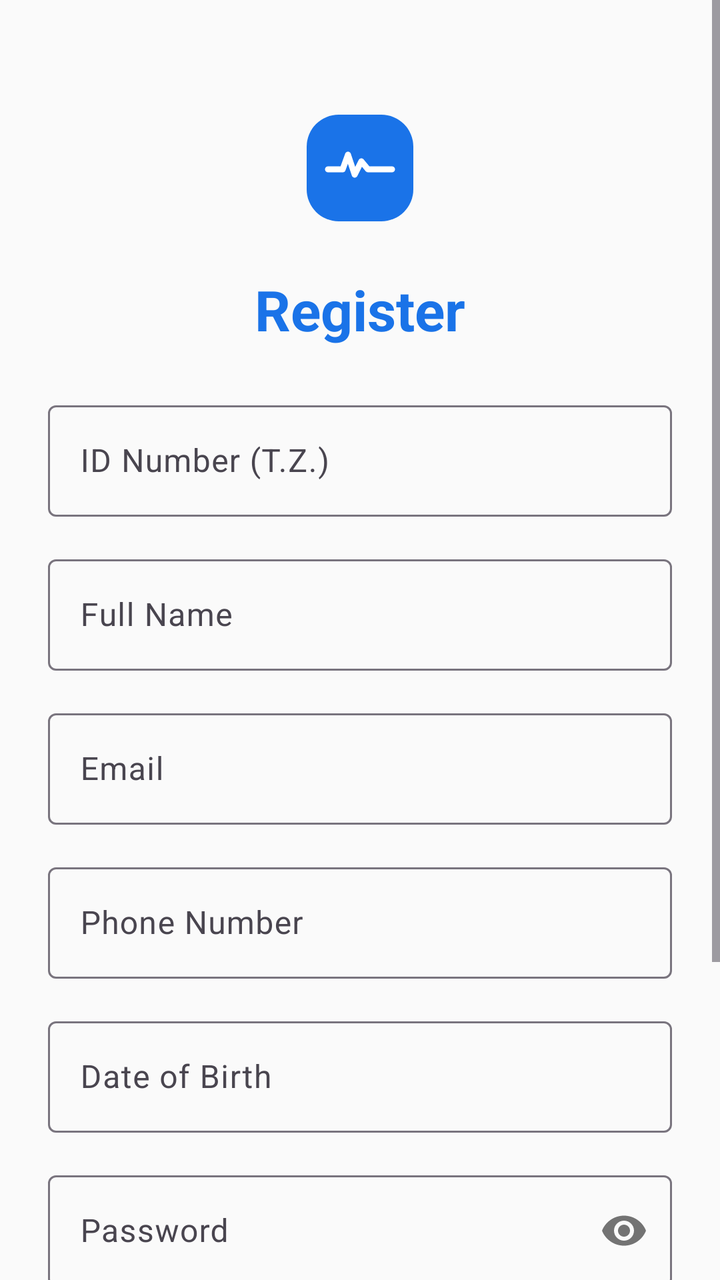
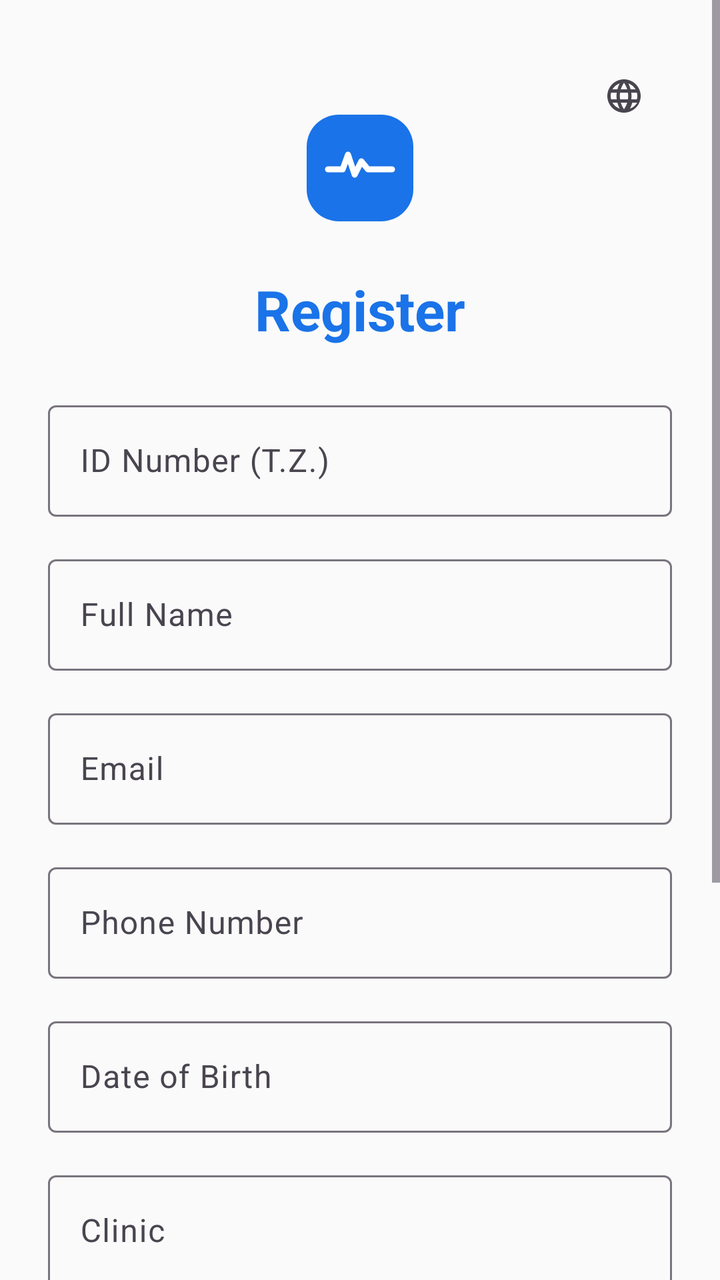

An Android layout rendered at two revisions. The XML below is the earlier revision; the diff shows what the commit changed to produce the second picture.
<!-- AndroidManifest.xml: application theme Theme.MedCare -->
<!-- res/layout/fragment_register.xml -->
<?xml version="1.0" encoding="utf-8"?>
<ScrollView xmlns:android="http://schemas.android.com/apk/res/android"
    xmlns:app="http://schemas.android.com/apk/res-auto"
    android:layout_width="match_parent"
    android:layout_height="match_parent">

    <androidx.constraintlayout.widget.ConstraintLayout
        android:layout_width="match_parent"
        android:layout_height="wrap_content"
        android:padding="@dimen/margin_large">

        <ImageView
            android:id="@+id/app_logo"
            android:layout_width="72dp"
            android:layout_height="72dp"
            android:layout_marginTop="24dp"
            android:contentDescription="@string/app_name"
            android:src="@drawable/ic_app_logo"
            app:layout_constraintEnd_toEndOf="parent"
            app:layout_constraintStart_toStartOf="parent"
            app:layout_constraintTop_toTopOf="parent" />

        <TextView
            android:id="@+id/register_title"
            android:layout_width="wrap_content"
            android:layout_height="wrap_content"
            android:layout_marginTop="16dp"
            android:text="@string/register"
            android:textAppearance="@style/TextAppearance.Material3.HeadlineMedium"
            android:textColor="?attr/colorPrimary"
            android:textStyle="bold"
            app:layout_constraintEnd_toEndOf="parent"
            app:layout_constraintStart_toStartOf="parent"
            app:layout_constraintTop_toBottomOf="@id/app_logo" />

        <com.google.android.material.textfield.TextInputLayout
            android:id="@+id/tz_layout"
            style="@style/Widget.Material3.TextInputLayout.OutlinedBox"
            android:layout_width="0dp"
            android:layout_height="wrap_content"
            android:layout_marginTop="24dp"
            android:hint="@string/id_number"
            app:layout_constraintEnd_toEndOf="parent"
            app:layout_constraintStart_toStartOf="parent"
            app:layout_constraintTop_toBottomOf="@id/register_title">

            <com.google.android.material.textfield.TextInputEditText
                android:id="@+id/tz_input"
                android:layout_width="match_parent"
                android:layout_height="wrap_content"
                android:inputType="number"
                android:digits="0123456789"
                android:maxLength="9"
                android:imeOptions="actionNext" />
        </com.google.android.material.textfield.TextInputLayout>

        <com.google.android.material.textfield.TextInputLayout
            android:id="@+id/name_layout"
            style="@style/Widget.Material3.TextInputLayout.OutlinedBox"
            android:layout_width="0dp"
            android:layout_height="wrap_content"
            android:layout_marginTop="16dp"
            android:hint="@string/full_name"
            app:layout_constraintEnd_toEndOf="parent"
            app:layout_constraintStart_toStartOf="parent"
            app:layout_constraintTop_toBottomOf="@id/tz_layout">

            <com.google.android.material.textfield.TextInputEditText
                android:id="@+id/name_input"
                android:layout_width="match_parent"
                android:layout_height="wrap_content"
                android:inputType="textPersonName"
                android:imeOptions="actionNext" />
        </com.google.android.material.textfield.TextInputLayout>

        <com.google.android.material.textfield.TextInputLayout
            android:id="@+id/email_layout"
            style="@style/Widget.Material3.TextInputLayout.OutlinedBox"
            android:layout_width="0dp"
            android:layout_height="wrap_content"
            android:layout_marginTop="16dp"
            android:hint="@string/email"
            app:layout_constraintEnd_toEndOf="parent"
            app:layout_constraintStart_toStartOf="parent"
            app:layout_constraintTop_toBottomOf="@id/name_layout">

            <com.google.android.material.textfield.TextInputEditText
                android:id="@+id/email_input"
                android:layout_width="match_parent"
                android:layout_height="wrap_content"
                android:inputType="textEmailAddress"
                android:imeOptions="actionNext" />
        </com.google.android.material.textfield.TextInputLayout>

        <com.google.android.material.textfield.TextInputLayout
            android:id="@+id/phone_layout"
            style="@style/Widget.Material3.TextInputLayout.OutlinedBox"
            android:layout_width="0dp"
            android:layout_height="wrap_content"
            android:layout_marginTop="16dp"
            android:hint="@string/phone"
            app:layout_constraintEnd_toEndOf="parent"
            app:layout_constraintStart_toStartOf="parent"
            app:layout_constraintTop_toBottomOf="@id/email_layout">

            <com.google.android.material.textfield.TextInputEditText
                android:id="@+id/phone_input"
                android:layout_width="match_parent"
                android:layout_height="wrap_content"
                android:inputType="phone"
                android:imeOptions="actionNext" />
        </com.google.android.material.textfield.TextInputLayout>

        <com.google.android.material.textfield.TextInputLayout
            android:id="@+id/dob_layout"
            style="@style/Widget.Material3.TextInputLayout.OutlinedBox"
            android:layout_width="0dp"
            android:layout_height="wrap_content"
            android:layout_marginTop="16dp"
            android:hint="@string/date_of_birth"
            app:layout_constraintEnd_toEndOf="parent"
            app:layout_constraintStart_toStartOf="parent"
            app:layout_constraintTop_toBottomOf="@id/phone_layout">

            <com.google.android.material.textfield.TextInputEditText
                android:id="@+id/dob_input"
                android:layout_width="match_parent"
                android:layout_height="wrap_content"
                android:focusable="false"
                android:inputType="date" />
        </com.google.android.material.textfield.TextInputLayout>

        <com.google.android.material.textfield.TextInputLayout
            android:id="@+id/password_layout"
            style="@style/Widget.Material3.TextInputLayout.OutlinedBox"
            android:layout_width="0dp"
            android:layout_height="wrap_content"
            android:layout_marginTop="16dp"
            android:hint="@string/password"
            app:passwordToggleEnabled="true"
            app:layout_constraintEnd_toEndOf="parent"
            app:layout_constraintStart_toStartOf="parent"
            app:layout_constraintTop_toBottomOf="@id/dob_layout">

            <com.google.android.material.textfield.TextInputEditText
                android:id="@+id/password_input"
                android:layout_width="match_parent"
                android:layout_height="wrap_content"
                android:inputType="textPassword"
                android:imeOptions="actionNext" />
        </com.google.android.material.textfield.TextInputLayout>

        <com.google.android.material.textfield.TextInputLayout
            android:id="@+id/confirm_password_layout"
            style="@style/Widget.Material3.TextInputLayout.OutlinedBox"
            android:layout_width="0dp"
            android:layout_height="wrap_content"
            android:layout_marginTop="16dp"
            android:hint="@string/confirm_password"
            app:passwordToggleEnabled="true"
            app:layout_constraintEnd_toEndOf="parent"
            app:layout_constraintStart_toStartOf="parent"
            app:layout_constraintTop_toBottomOf="@id/password_layout">

            <com.google.android.material.textfield.TextInputEditText
                android:id="@+id/confirm_password_input"
                android:layout_width="match_parent"
                android:layout_height="wrap_content"
                android:inputType="textPassword"
                android:imeOptions="actionDone" />
        </com.google.android.material.textfield.TextInputLayout>

        <com.google.android.material.button.MaterialButton
            android:id="@+id/register_button"
            android:layout_width="0dp"
            android:layout_height="wrap_content"
            android:layout_marginTop="24dp"
            android:text="@string/register"
            app:layout_constraintEnd_toEndOf="parent"
            app:layout_constraintStart_toStartOf="parent"
            app:layout_constraintTop_toBottomOf="@id/confirm_password_layout" />

        <TextView
            android:id="@+id/login_link"
            android:layout_width="wrap_content"
            android:layout_height="wrap_content"
            android:layout_marginTop="16dp"
            android:layout_marginBottom="24dp"
            android:text="@string/have_account"
            android:textColor="?attr/colorPrimary"
            app:layout_constraintEnd_toEndOf="parent"
            app:layout_constraintStart_toStartOf="parent"
            app:layout_constraintTop_toBottomOf="@id/register_button" />

    </androidx.constraintlayout.widget.ConstraintLayout>
</ScrollView>
<!-- resources referenced by this layout -->
<resources>
  <dimen name="margin_large">24dp</dimen>
  <!-- drawable ic_app_logo (drawable) -->
  <?xml version="1.0" encoding="utf-8"?>
  <vector xmlns:android="http://schemas.android.com/apk/res/android"
      android:width="108dp"
      android:height="108dp"
      android:viewportWidth="108"
      android:viewportHeight="108">
  
      
      <path
          android:fillColor="?attr/colorPrimary"
          android:pathData="M38,14 h32 a24,24 0 0 1 24,24 v32 a24,24 0 0 1 -24,24 h-32 a24,24 0 0 1 -24,-24 v-32 a24,24 0 0 1 24,-24 z" />
  
      
      <path
          android:pathData="M30,55 L41,55 L45,44 L50,59 L55,49 L60,55 L78,55"
          android:fillColor="#00000000"
          android:strokeColor="?attr/colorOnPrimary"
          android:strokeWidth="4.5"
          android:strokeLineCap="round"
          android:strokeLineJoin="round" />
  </vector>
  <string name="app_name">MedCare</string>
  <string name="confirm_password">Confirm Password</string>
  <string name="date_of_birth">Date of Birth</string>
  <string name="email">Email</string>
  <string name="full_name">Full Name</string>
  <string name="have_account">Already have an account?</string>
  <string name="id_number">ID Number (T.Z.)</string>
  <string name="password">Password</string>
  <string name="phone">Phone Number</string>
  <string name="register">Register</string>
  <style name="Theme.MedCare" parent="Theme.MedCare.Blue" />
  <style name="Base.Theme.MedCare.Light" parent="Theme.Material3.Light.NoActionBar">
          <item name="colorError">@color/error</item>
          <item name="colorOnError">@color/on_error</item>
          <item name="android:windowLightStatusBar">true</item>
      </style>
  <color name="primary">#1A73E8</color>
  <color name="primary_variant">#1557B0</color>
  <color name="on_primary">#FFFFFF</color>
  <color name="primary_container">#D2E3FC</color>
  <color name="on_primary_container">#041E49</color>
  <color name="tertiary">#4285F4</color>
  <color name="tertiary_container">#D2E3FC</color>
  <color name="on_tertiary_container">#041E49</color>
  <color name="secondary">#03DAC6</color>
  <color name="secondary_variant">#018786</color>
  <color name="on_secondary">#000000</color>
  <color name="background">#FAFAFA</color>
  <color name="on_background">#1C1B1F</color>
  <color name="surface">#FFFFFF</color>
  <color name="on_surface">#1C1B1F</color>
  <color name="text_secondary">#49454F</color>
  <color name="outline">#79747E</color>
  <color name="divider">#E0E0E0</color>
  <color name="error">#B3261E</color>
  <color name="on_error">#FFFFFF</color>
  <!-- unchanged entries left out for length: 1 -->
</resources>

<!-- the commit's change to res/layout/fragment_register.xml (unified diff, before → after) -->
@@ -8,6 +8,17 @@
         android:layout_width="match_parent"
         android:layout_height="wrap_content"
         android:padding="@dimen/margin_large">
+
+        <com.google.android.material.button.MaterialButton
+            android:id="@+id/register_language_button"
+            style="@style/Widget.Material3.Button.IconButton"
+            android:layout_width="wrap_content"
+            android:layout_height="wrap_content"
+            android:contentDescription="@string/language_section"
+            app:icon="@drawable/ic_language"
+            app:iconTint="?attr/colorOnSurfaceVariant"
+            app:layout_constraintEnd_toEndOf="parent"
+            app:layout_constraintTop_toTopOf="parent" />
 
         <ImageView
             android:id="@+id/app_logo"
@@ -131,6 +142,25 @@
         </com.google.android.material.textfield.TextInputLayout>
 
         <com.google.android.material.textfield.TextInputLayout
+            android:id="@+id/clinic_layout"
+            style="@style/Widget.Material3.TextInputLayout.OutlinedBox"
+            android:layout_width="0dp"
+            android:layout_height="wrap_content"
+            android:layout_marginTop="16dp"
+            android:hint="@string/clinic"
+            app:layout_constraintEnd_toEndOf="parent"
+            app:layout_constraintStart_toStartOf="parent"
+            app:layout_constraintTop_toBottomOf="@id/dob_layout">
+
+            <com.google.android.material.textfield.TextInputEditText
+                android:id="@+id/clinic_input"
+                android:layout_width="match_parent"
+                android:layout_height="wrap_content"
+                android:inputType="textCapSentences"
+                android:imeOptions="actionNext" />
+        </com.google.android.material.textfield.TextInputLayout>
+
+        <com.google.android.material.textfield.TextInputLayout
             android:id="@+id/password_layout"
             style="@style/Widget.Material3.TextInputLayout.OutlinedBox"
             android:layout_width="0dp"
@@ -140,7 +170,7 @@
             app:passwordToggleEnabled="true"
             app:layout_constraintEnd_toEndOf="parent"
             app:layout_constraintStart_toStartOf="parent"
-            app:layout_constraintTop_toBottomOf="@id/dob_layout">
+            app:layout_constraintTop_toBottomOf="@id/clinic_layout">
 
             <com.google.android.material.textfield.TextInputEditText
                 android:id="@+id/password_input"
@@ -185,7 +215,6 @@
             android:layout_width="wrap_content"
             android:layout_height="wrap_content"
             android:layout_marginTop="16dp"
-            android:layout_marginBottom="24dp"
             android:text="@string/have_account"
             android:textColor="?attr/colorPrimary"
             app:layout_constraintEnd_toEndOf="parent"
<!-- resource entries referenced after the edit -->
@@ -9,12 +9,10 @@
       android:viewportWidth="108"
       android:viewportHeight="108">
   
-      
       <path
           android:fillColor="?attr/colorPrimary"
           android:pathData="M38,14 h32 a24,24 0 0 1 24,24 v32 a24,24 0 0 1 -24,24 h-32 a24,24 0 0 1 -24,-24 v-32 a24,24 0 0 1 24,-24 z" />
   
-      
       <path
           android:pathData="M30,55 L41,55 L45,44 L50,59 L55,49 L60,55 L78,55"
           android:fillColor="#00000000"
@@ -23,13 +21,25 @@
           android:strokeLineCap="round"
           android:strokeLineJoin="round" />
   </vector>
+  <!-- drawable ic_language (drawable) -->
+  <vector xmlns:android="http://schemas.android.com/apk/res/android"
+      android:width="24dp"
+      android:height="24dp"
+      android:viewportWidth="24.0"
+      android:viewportHeight="24.0">
+      <path
+          android:fillColor="#FF000000"
+          android:pathData="M11.99,2C6.47,2 2,6.48 2,12c0,5.52 4.47,10 9.99,10C17.52,22 22,17.52 22,12S17.52,2 11.99,2zM18.92,8h-2.95c-0.32,-1.25 -0.78,-2.45 -1.38,-3.56 1.84,0.63 3.37,1.91 4.33,3.56zM12,4.04c0.83,1.2 1.48,2.53 1.91,3.96h-3.82c0.43,-1.43 1.08,-2.76 1.91,-3.96zM4.26,14C4.1,13.36 4,12.69 4,12s0.1,-1.36 0.26,-2h3.38c-0.08,0.66 -0.14,1.32 -0.14,2 0,0.68 0.06,1.34 0.14,2L4.26,14zM5.08,16h2.95c0.32,1.25 0.78,2.45 1.38,3.56 -1.84,-0.63 -3.37,-1.9 -4.33,-3.56zM8.03,8L5.08,8c0.96,-1.66 2.49,-2.93 4.33,-3.56 -0.6,1.11 -1.06,2.31 -1.38,3.56zM12,19.96c-0.83,-1.2 -1.48,-2.53 -1.91,-3.96h3.82c-0.43,1.43 -1.08,2.76 -1.91,3.96zM14.34,14L9.66,14c-0.09,-0.66 -0.16,-1.32 -0.16,-2s0.07,-1.35 0.16,-2h4.68c0.09,0.65 0.16,1.32 0.16,2s-0.07,1.34 -0.16,2zM15.59,19.56c0.6,-1.11 1.06,-2.31 1.38,-3.56h2.95c-0.96,1.65 -2.49,2.93 -4.33,3.56zM16.36,14c0.08,-0.66 0.14,-1.32 0.14,-2s-0.06,-1.34 -0.14,-2h3.38c0.16,0.64 0.26,1.31 0.26,2s-0.1,1.36 -0.26,2L16.36,14z" />
+  </vector>
   <string name="app_name">MedCare</string>
+  <string name="clinic">Clinic</string>
   <string name="confirm_password">Confirm Password</string>
   <string name="date_of_birth">Date of Birth</string>
   <string name="email">Email</string>
   <string name="full_name">Full Name</string>
   <string name="have_account">Already have an account?</string>
   <string name="id_number">ID Number (T.Z.)</string>
+  <string name="language_section">Language</string>
   <string name="password">Password</string>
   <string name="phone">Phone Number</string>
   <string name="register">Register</string>
